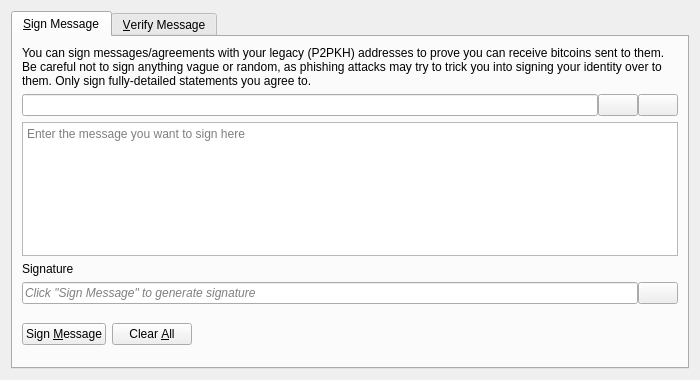
nicolasspzh/velincoin, file src/qt/forms/signverifymessagedialog.ui: the form before one commit.
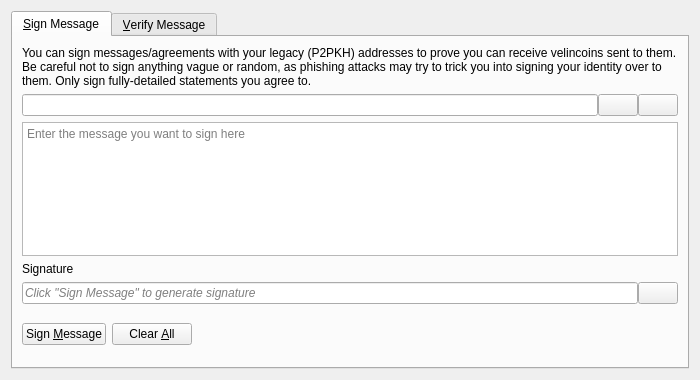
The form after the commit. Icons and pictures are not drawn. Custom widgets are drawn as their Qt base class.

Commit message: Adapt the GUI wallet to Velincoin

```diff
--- a/src/qt/forms/signverifymessagedialog.ui
+++ b/src/qt/forms/signverifymessagedialog.ui
@@ -30,7 +30,7 @@
        <item>
         <widget class="QLabel" name="infoLabel_SM">
          <property name="text">
-          <string>You can sign messages/agreements with your legacy (P2PKH) addresses to prove you can receive bitcoins sent to them. Be careful not to sign anything vague or random, as phishing attacks may try to trick you into signing your identity over to them. Only sign fully-detailed statements you agree to.</string>
+          <string>You can sign messages/agreements with your legacy (P2PKH) addresses to prove you can receive velincoins sent to them. Be careful not to sign anything vague or random, as phishing attacks may try to trick you into signing your identity over to them. Only sign fully-detailed statements you agree to.</string>
          </property>
          <property name="textFormat">
           <enum>Qt::PlainText</enum>
```
Left out of the diff: 8 changed lines with no effect on the pictures. The commit also changes 26 other files.
